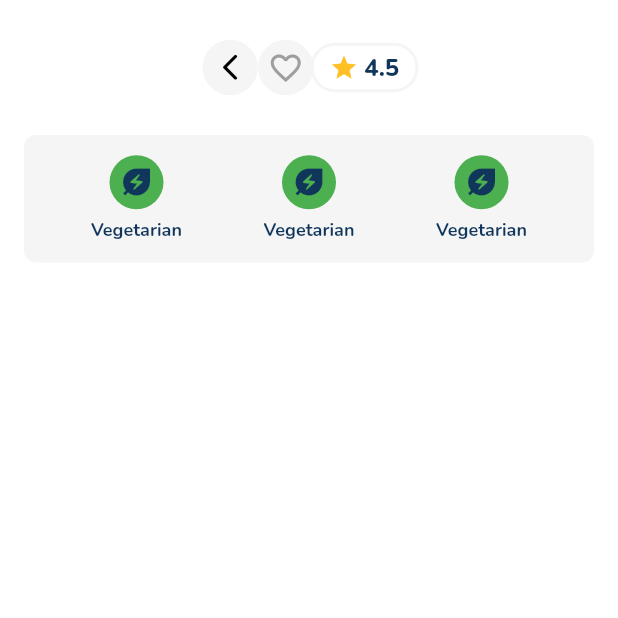
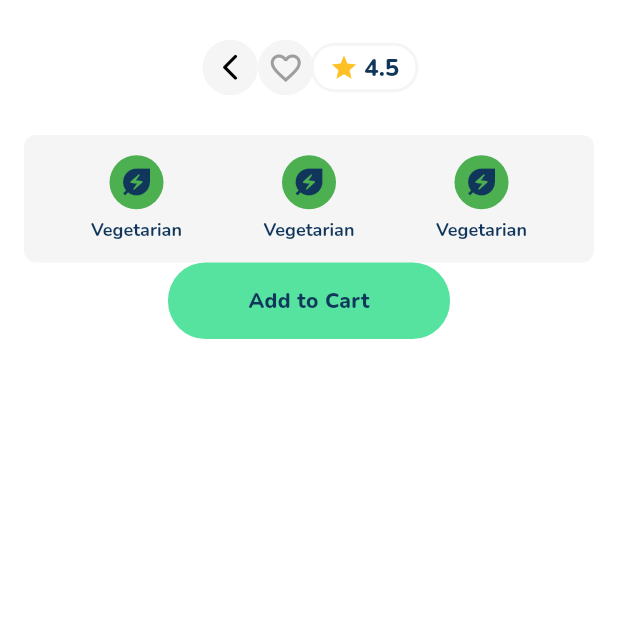
Before and after one commit to FelippeNO/bento_challenge, a Flutter app: the ProductDetailsView screen opened by its route, on a phone screen of 412 x 824 dp, the top half of it. Run offline on Flutter 3.47's test engine with Material 3 defaults, Android fonts, the phone set to English and light mode, and no system bars; our stand-ins replace dartz, flutter_modular, lottie.

Commit message:
added add to cart button to test

```diff
--- a/bento_challenge/lib/product/presentation/views/product_details_view.dart
+++ b/bento_challenge/lib/product/presentation/views/product_details_view.dart
@@ -1,6 +1,7 @@
 import 'package:bento_challenge/core/design/ui_paddings.dart';
 import 'package:bento_challenge/core/widgets/animated_icon_two_states_button.dart';
 import 'package:bento_challenge/product/presentation/views/controllers/product_details_controller.dart';
+import 'package:bento_challenge/product/presentation/widgets/add_to_cart_button.dart';
 import 'package:flutter/material.dart';
 import 'package:flutter_modular/flutter_modular.dart';
 
@@ -47,7 +48,8 @@ class _ProductDetailsViewState extends State<ProductDetailsView> {
                   const ProductAvaliationContainer(avaliation: '4.5'),
                 ],
               ),
-              const ProductCategoryBar()
+              const ProductCategoryBar(),
+              const AddToCartButton(),
             ],
           ),
         ),
```
